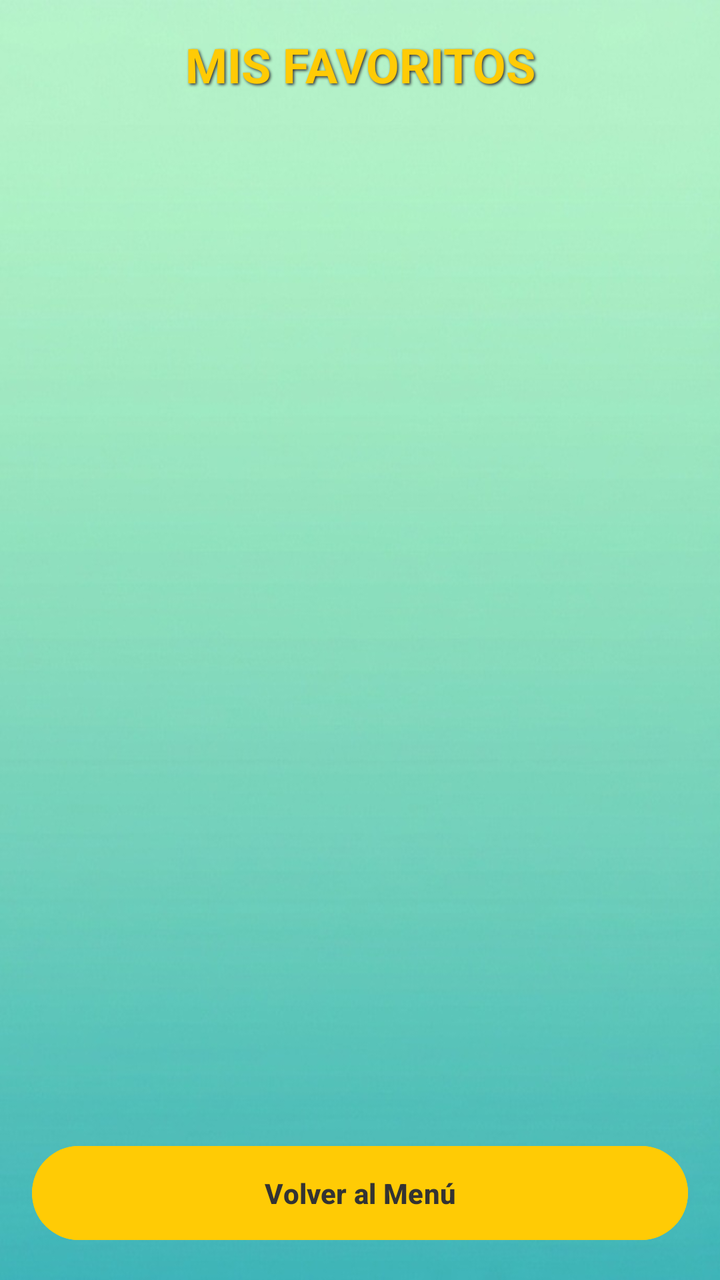
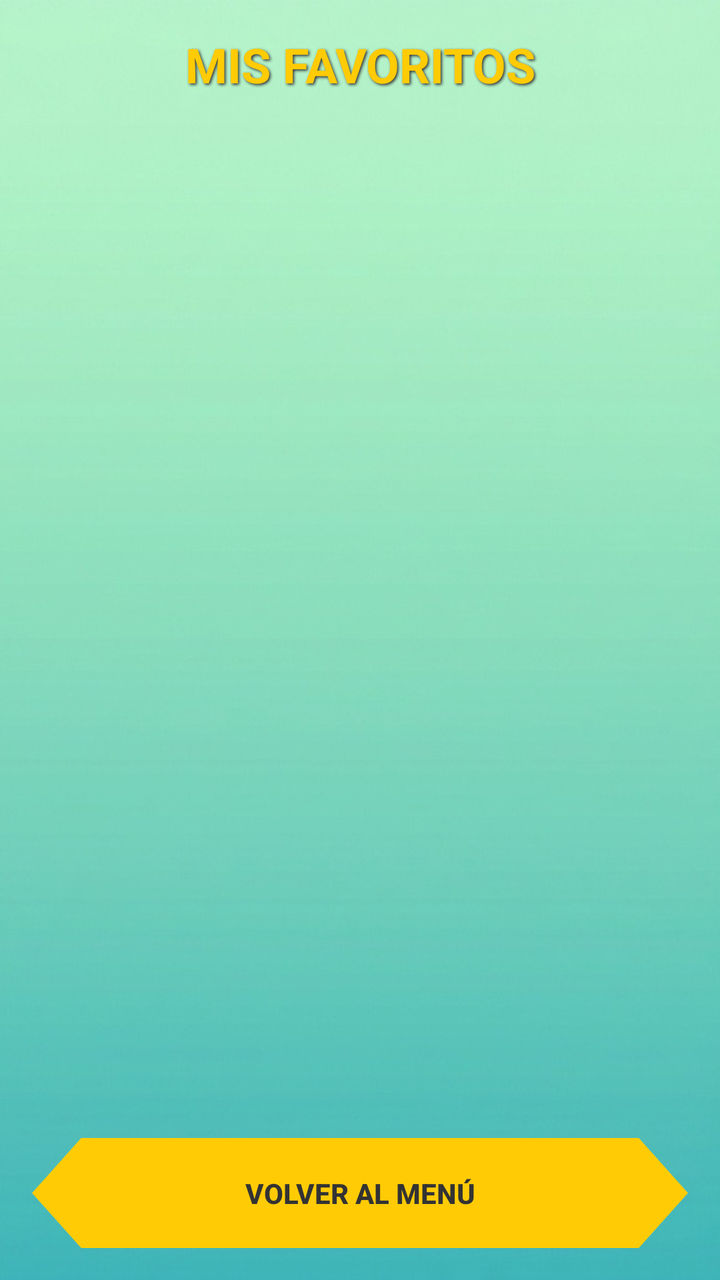

Two renders of the same Android screen: before a commit and after it. Below are the layout's source before the change and the commit's diff.
<!-- AndroidManifest.xml: application theme Theme.PokeApp -->
<!-- res/layout/activity_favoritos.xml -->
<?xml version="1.0" encoding="utf-8"?>
<LinearLayout
    xmlns:android="http://schemas.android.com/apk/res/android"
    xmlns:app="http://schemas.android.com/apk/res-auto"
    android:layout_width="match_parent"
    android:layout_height="match_parent"
    android:background="@drawable/splash_pokeapp"
    android:orientation="vertical"
    android:padding="16dp">

    <TextView
        android:layout_width="match_parent"
        android:layout_height="wrap_content"
        android:text="MIS FAVORITOS"
        android:textColor="#FFCB05"
        android:textSize="24sp"
        android:textStyle="bold"
        android:gravity="center"
        android:shadowColor="#333333"
        android:shadowDx="2"
        android:shadowDy="2"
        android:shadowRadius="3"
        android:layout_marginBottom="16dp"/>

    
    <androidx.recyclerview.widget.RecyclerView
        android:id="@+id/rvFavoritos"
        android:layout_width="match_parent"
        android:layout_height="0dp"
        android:layout_weight="1"
        android:layout_marginBottom="16dp"
        app:layoutManager="androidx.recyclerview.widget.GridLayoutManager"
        app:spanCount="3"/>

    <Button
        android:id="@+id/btnVolverFavoritos"
        android:layout_width="match_parent"
        android:layout_height="55dp"
        android:text="Volver al Menú"
        android:backgroundTint="#FFCB05"
        android:textColor="#333333"
        android:textStyle="bold"/>

</LinearLayout>
<!-- resources referenced by this layout -->
<resources>
  <!-- drawable splash_pokeapp: jpeg bitmap (drawable, 34854 bytes) -->
  <style name="Theme.PokeApp" parent="Base.Theme.PokeApp" />
  <style name="Base.Theme.PokeApp" parent="Theme.Material3.DayNight.NoActionBar" />
</resources>

<!-- the commit's change to res/layout/activity_favoritos.xml (unified diff, before → after) -->
@@ -32,11 +32,13 @@
         app:layoutManager="androidx.recyclerview.widget.GridLayoutManager"
         app:spanCount="3"/>
 
-    <Button
+    
+    <androidx.appcompat.widget.AppCompatButton
         android:id="@+id/btnVolverFavoritos"
         android:layout_width="match_parent"
         android:layout_height="55dp"
         android:text="Volver al Menú"
+        android:background="@drawable/bg_hexagono2"
         android:backgroundTint="#FFCB05"
         android:textColor="#333333"
         android:textStyle="bold"/>
<!-- resource entries referenced after the edit -->
@@ -1,5 +1,17 @@
 <!-- resources referenced by this layout -->
 <resources>
+  <!-- drawable bg_hexagono2 (drawable) -->
+  <?xml version="1.0" encoding="utf-8"?>
+  <vector xmlns:android="http://schemas.android.com/apk/res/android"
+      android:width="200dp"
+      android:height="60dp"
+      android:viewportWidth="200"
+      android:viewportHeight="60">
+      
+      <path
+          android:fillColor="#FFFFFF"
+          android:pathData="M 15,0 L 185,0 L 200,30 L 185,60 L 15,60 L 0,30 Z" />
+  </vector>
   <!-- drawable splash_pokeapp: jpeg bitmap (drawable, 34854 bytes) -->
   <style name="Theme.PokeApp" parent="Base.Theme.PokeApp" />
   <style name="Base.Theme.PokeApp" parent="Theme.Material3.DayNight.NoActionBar" />
